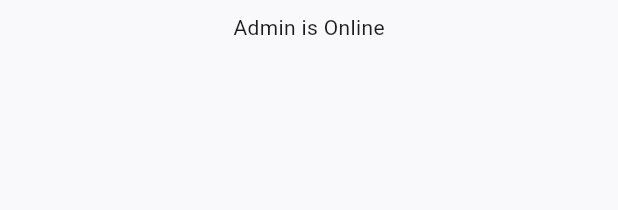
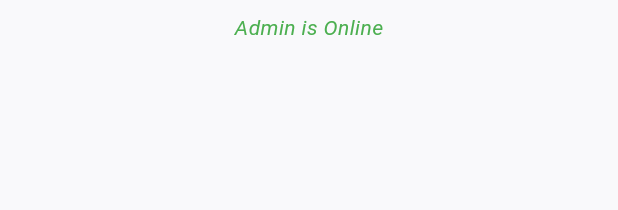
Before and after one commit to Abdullah4445/privatily_app_abdullah, a Flutter app: the ChattingPage widget shown alone on an empty page, opened directly with empty values, on a phone screen of 412 x 824 dp. Shown: the top 210 px of the screen. Run offline on Flutter 3.47's test engine with Material 3 defaults, Android fonts, the phone set to English and light mode, and no system bars; our stand-ins replace cloud_firestore, firebase_auth, firebase_core, gap, get, lottie and 3 more; missing offline and left inert: carousel_slider_plus, seo; accounts and stored records are empty.

Commit message:
1.chat page modularized  😍 2.using globalVariables in project first time. 3.Add amazing user status animations 😇 Date: May/10/25 Time: 10:53 PM

```diff
--- a/lib/firebase_utils.dart
+++ b/lib/firebase_utils.dart
@@ -1,11 +1,11 @@
 import 'package:firebase_auth/firebase_auth.dart';
 import 'package:cloud_firestore/cloud_firestore.dart';
 
-Future<void> setUserOnline() async {
+Future<void> setUserOnline(globalChatRoomId) async {
   final user = FirebaseAuth.instance.currentUser;
   if (user != null) {
     try {
-      await FirebaseFirestore.instance.collection('users').doc(user.uid).set({
+      await FirebaseFirestore.instance.collection('ChatsRoomId').doc(globalChatRoomId).collection("usersStatus").doc(user.uid).set({
         'isOnline': true,
         'lastSeen': FieldValue.serverTimestamp(),
         // 'isTyping': false, // Set default value for isTyping
--- a/lib/main.dart
+++ b/lib/main.dart
@@ -8,6 +8,7 @@ import 'package:responsive_framework/responsive_framework.dart';
 import 'firebase_options.dart';
 import 'firebase_utils.dart';
 import 'modules/cart/cart_view.dart';
+import 'modules/chat_page/chat/view/widgets/variables/globalVariables.dart';
 import 'modules/checkout/checkout_view.dart';
 import 'modules/project_details/project_details_view.dart';
 import 'modules/sections/featuredProducts/productController.dart';
@@ -31,7 +32,7 @@ void main() async {
 
   // Call setUserOnline if the user is already logged in
   if (user != null) {
-    await setUserOnline();
+    await setUserOnline(globalChatRoomId);
   }
   // Register controllers before runApp
   Get.put(ProductsController());
--- a/lib/modules/chat_page/chat/view/chatting_page.dart
+++ b/lib/modules/chat_page/chat/view/chatting_page.dart
@@ -3,6 +3,8 @@ import 'package:cloud_firestore/cloud_firestore.dart';
 import 'package:flutter/material.dart';
 import 'package:get/get.dart';
 import 'package:intl/intl.dart';
+import 'package:privatily_app/modules/chat_page/chat/view/widgets/guestStatus.dart';
+import 'package:privatily_app/modules/chat_page/chat/view/widgets/variables/globalVariables.dart';
 import 'package:shared_preferences/shared_preferences.dart';
 import 'package:firebase_auth/firebase_auth.dart';
 
@@ -42,10 +44,12 @@ class _ChattingPageState extends State<ChattingPage> with WidgetsBindingObserver
 
   @override
   void initState() {
+
     super.initState();
+     globalChatRoomId = widget.chatRoomId;
     _loadGuestName();
     WidgetsBinding.instance.addObserver(this);
-    setUserOnline();
+    setUserOnline(globalChatRoomId);
   }
 
   @override
@@ -214,41 +218,3 @@ class _ChattingPageState extends State<ChattingPage> with WidgetsBindingObserver
     );
   }
 }
-
-class AdminStatus extends StatelessWidget {
-  final String adminUserId;
-
-  const AdminStatus({Key? key, required this.adminUserId}) : super(key: key);
-
-  @override
-  Widget build(BuildContext context) {
-    return StreamBuilder<DocumentSnapshot>(
-      stream: FirebaseFirestore.instance.collection('users').doc(adminUserId).snapshots(),
-      builder: (context, snapshot) {
-        print("StreamBuilder snapshot: ${snapshot.data?.data()}");
-        if (snapshot.hasData && snapshot.data!.exists) {
-          final userData = snapshot.data!.data() as Map<String, dynamic>;
-          final isOnline = userData['isOnline'] ?? false;
-          final isTyping = userData['isTyping'] ?? false;
-          final lastSeen = userData['lastSeen'] as Timestamp?;
-
-          if (isTyping) {
-            return const Text("Admin is typing...");
-          } else if (isOnline) {
-            return const Text("Admin is Online");
-          } else {
-            if (lastSeen != null) {
-              DateTime dateTime = lastSeen.toDate();
-              String formattedDate = DateFormat('dd/MM/yyyy hh:mm a').format(dateTime);
-              return Text("Admin last seen: $formattedDate)");
-            } else {
-              return const Text("Admin is Offline");
-            }
-          }
-        } else {
-          return const Text("Loading admin status...");
-        }
-      },
-    );
-  }
-}
--- /dev/null
+++ b/lib/modules/chat_page/chat/view/widgets/guestStatus.dart
@@ -0,0 +1,70 @@
+import 'package:cloud_firestore/cloud_firestore.dart';
+import 'package:flutter/material.dart';
+import 'package:intl/intl.dart';
+import 'package:privatily_app/modules/chat_page/chat/view/widgets/typing_indicator.dart';
+import 'package:privatily_app/modules/chat_page/chat/view/widgets/variables/globalVariables.dart';
+
+class AdminStatus extends StatelessWidget {
+  final String adminUserId;
+
+  const AdminStatus({Key? key, required this.adminUserId}) : super(key: key);
+
+  @override
+  Widget build(BuildContext context) {
+    return StreamBuilder<DocumentSnapshot>(
+      stream: FirebaseFirestore.instance
+        .collection('ChatsRoomId').doc(globalChatRoomId).collection("usersStatus")
+          .doc(adminUserId)
+          .snapshots(),
+      builder: (context, snapshot) {
+        // Debug log
+        print("StreamBuilder snapshot: ${snapshot.data?.data()}");
+
+        if (snapshot.hasData && snapshot.data!.exists) {
+          final userData = snapshot.data!.data() as Map<String, dynamic>;
+          final isOnline = userData['isOnline'] ?? false;
+          final isTyping = userData['isTyping'] ?? false;
+          final lastSeen = userData['lastSeen'] as Timestamp?;
+
+          if (isTyping) {
+            return const TypingIndicator(); // ✅ Animated typing effect
+          } else if (isOnline) {
+            return const Text(
+              "Admin is Online",
+              style: TextStyle(
+                color: Colors.green,
+                fontStyle: FontStyle.italic,
+              ),
+            );
+          } else {
+            if (lastSeen != null) {
+              DateTime dateTime = lastSeen.toDate();
+              String formattedDate =
+              DateFormat('dd/MM/yyyy hh:mm a').format(dateTime);
+              return Text(
+                "Admin last seen: $formattedDate",
+                style: const TextStyle(
+                  fontStyle: FontStyle.italic,
+                  color: Colors.grey,
+                ),
+              );
+            } else {
+              return const Text(
+                "Admin is Offline",
+                style: TextStyle(
+                  fontStyle: FontStyle.italic,
+                  color: Colors.grey,
+                ),
+              );
+            }
+          }
+        } else {
+          return const Text(
+            "Loading admin status...",
+            style: TextStyle(fontStyle: FontStyle.italic, color: Colors.grey),
+          );
+        }
+      },
+    );
+  }
+}
--- /dev/null
+++ b/lib/modules/chat_page/chat/view/widgets/variables/globalVariables.dart
@@ -0,0 +1 @@
+String? globalChatRoomId;
--- a/lib/widgets/homellogic.dart
+++ b/lib/widgets/homellogic.dart
@@ -2,6 +2,7 @@ import 'package:cloud_firestore/cloud_firestore.dart';
 import 'package:firebase_auth/firebase_auth.dart';
 import 'package:get/get.dart';
 import '../firebase_utils.dart';
+import '../modules/chat_page/chat/view/widgets/variables/globalVariables.dart';
 import '../utils/utils.dart';  // Assuming utils.dart contains generateChatRoomId()
 // Import for setUserOnline()
 
@@ -27,7 +28,7 @@ class HomeLogic extends GetxController {
 
   Future<void> checkAndSetUserOnline() async {
     if (auth.currentUser != null) {
-      await setUserOnline();  // Set online if already signed in
+      await setUserOnline(globalChatRoomId);  // Set online if already signed in
     }
   }
 
@@ -36,7 +37,7 @@ class HomeLogic extends GetxController {
       if (auth.currentUser == null) {
         await auth.signInAnonymously().then((value) async {  // Use .then() to execute code after signInAnonymously completes
           if (auth.currentUser != null) {
-            await setUserOnline(); // Set online after signing in anonymously
+            await setUserOnline(globalChatRoomId); // Set online after signing in anonymously
           }
         });
       }
```
Also changed, not shown: lib/modules/chat_page/chat/view/widgets/typing_indicator.dart (added, +89 -0 lines), lib/modules/chat_page/logic.dart (+6 -3 lines).
